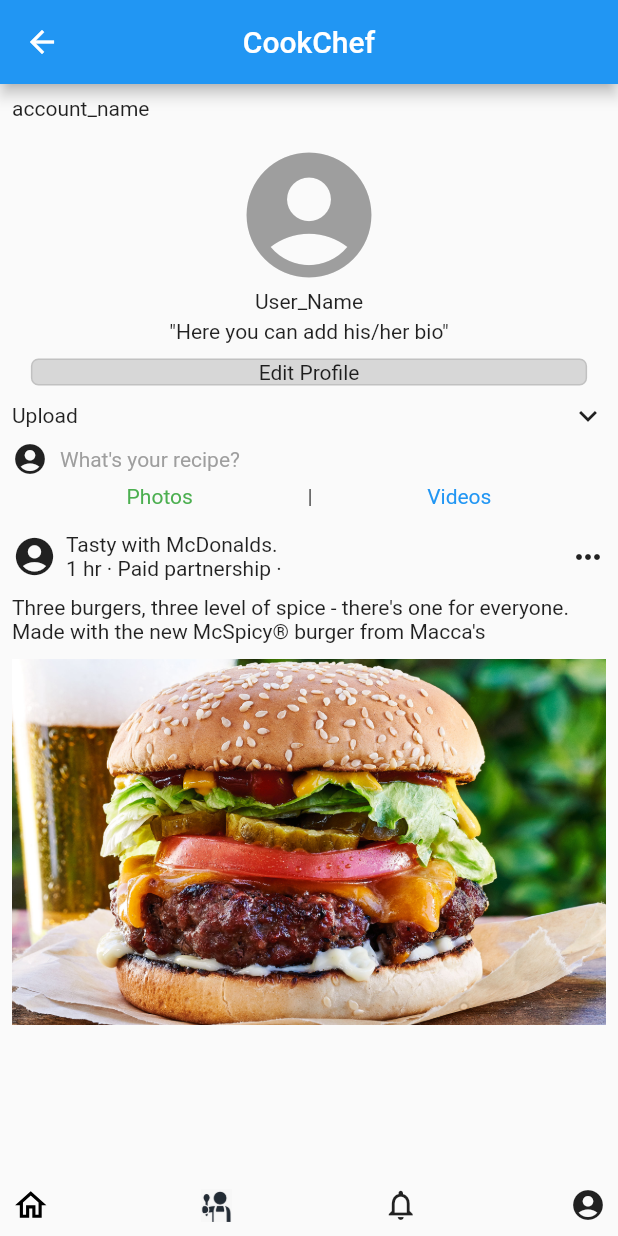
After one commit to ArushKapoor/CookChef, a Flutter app: the AccountPage screen opened by its route, on a phone screen of 412 x 824 dp. The commit adds this screen. Run offline on Flutter 3.47's test engine with Material 2 defaults, Android fonts, the phone set to English and light mode, and no system bars; our stand-ins replace flutter_svg.

Commit message:
added AccountPage.dart

```diff
--- /dev/null
+++ b/lib/Screens/AccountPage.dart
@@ -0,0 +1,197 @@
+import 'package:flutter/cupertino.dart';
+import 'package:flutter/material.dart';
+import 'package:flutter_svg/svg.dart';
+
+import 'HomePage.dart';
+import 'NotificationsPage.dart';
+
+class AccountPage extends StatefulWidget {
+  static const String id = 'account_page';
+  @override
+  _AccountPageState createState() => _AccountPageState();
+}
+
+class _AccountPageState extends State<AccountPage> {
+  Container _createPost(
+      {String name, String time, String description, Image image}) {
+    return Container(
+      margin: EdgeInsets.all(8.0),
+      child: Column(
+        children: <Widget>[
+          Row(
+            children: <Widget>[
+              Icon(
+                Icons.account_circle,
+                size: 30,
+              ),
+              SizedBox(
+                width: 6.0,
+              ),
+              Expanded(
+                flex: 1,
+                child: Column(
+                  crossAxisAlignment: CrossAxisAlignment.start,
+                  children: <Widget>[
+                    Text(name),
+                    Text(time),
+                  ],
+                ),
+              ),
+              Icon(Icons.more_horiz),
+            ],
+          ),
+          SizedBox(
+            height: 10.0,
+          ),
+          Text(description),
+          SizedBox(
+            height: 10.0,
+          ),
+          image,
+        ],
+      ),
+    );
+  }
+
+  @override
+  Widget build(BuildContext context) {
+    final _width = MediaQuery.of(context).size.width;
+
+    return Scaffold(
+      appBar: AppBar(
+        title: Text('CookChef'),
+        centerTitle: true,
+      ),
+      body: SafeArea(
+        child: Column(
+          children: <Widget>[
+            Expanded(
+              child: ListView(
+                children: <Widget>[
+                  Container(
+                    margin: EdgeInsets.all(8.0),
+                    child: Text('account_name'),
+                  ),
+                  SizedBox(
+                    height: 5,
+                  ),
+                  Column(
+                    children: <Widget>[
+                      Icon(
+                        Icons.account_circle,
+                        color: Colors.grey,
+                        size: 100,
+                      ),
+                      Text('User_Name'),
+                      SizedBox(
+                        height: 4,
+                      ),
+                      Text('\"Here you can add his/her bio\"'),
+                      Container(
+                        margin: EdgeInsets.only(top: 10.0),
+                        decoration: BoxDecoration(
+                          border: Border.all(color: Color(0xffC1C1C1)),
+                          borderRadius: BorderRadius.all(Radius.circular(5.0)),
+                          color: Color(0xffD7D7D7),
+                        ),
+                        width: _width * 0.9,
+                        child: Center(
+                          child: Text('Edit Profile'),
+                        ),
+                      ),
+                    ],
+                  ),
+                  Container(
+                    margin: EdgeInsets.all(8.0),
+                    child: Column(
+                      children: <Widget>[
+                        Row(
+                          mainAxisAlignment: MainAxisAlignment.spaceBetween,
+                          children: <Widget>[
+                            Text('Upload'),
+                            Icon(Icons.keyboard_arrow_down),
+                          ],
+                        ),
+                        SizedBox(
+                          height: 5.0,
+                        ),
+                        Row(
+                          children: <Widget>[
+                            Icon(Icons.account_circle),
+                            SizedBox(
+                              width: 8.0,
+                            ),
+                            Text(
+                              'What\'s your recipe?',
+                              style: TextStyle(color: Colors.grey),
+                            ),
+                          ],
+                        ),
+                        SizedBox(
+                          height: 5.0,
+                        ),
+                        Row(
+                          mainAxisAlignment: MainAxisAlignment.spaceEvenly,
+                          children: <Widget>[
+                            Text(
+                              'Photos',
+                              style: TextStyle(color: Colors.green),
+                            ),
+                            Text('|'),
+                            Text(
+                              'Videos',
+                              style: TextStyle(color: Colors.blue),
+                            ),
+                          ],
+                        ),
+                      ],
+                    ),
+                  ),
+                  _createPost(
+                      name: 'Tasty with McDonalds.',
+                      time: '1 hr · Paid partnership ·',
+                      description:
+                          'Three burgers, three level of spice - there\'s one '
+                          'for everyone. Made with the new McSpicy® burger '
+                          'from Macca\'s',
+                      image: Image.asset('assets/images/burger.jpg')),
+                ],
+              ),
+            ),
+            Container(
+              margin: EdgeInsets.all(8.0),
+              child: Row(
+                mainAxisAlignment: MainAxisAlignment.spaceBetween,
+                children: <Widget>[
+                  GestureDetector(
+                    onTap: () {
+                      Navigator.pushReplacementNamed(context, HomePage.id);
+                    },
+                    child: Container(
+                      child: SvgPicture.asset(
+                        'assets/icons/home_outlined.svg',
+                        height: 25,
+                      ),
+                    ),
+                  ),
+                  Image.asset(
+                    'assets/icons/chef.jpeg',
+                    height: 22,
+                  ),
+                  GestureDetector(
+                    onTap: () {
+                      Navigator.pushReplacementNamed(
+                          context, NotificationsPage.id);
+                    },
+                    child: Icon(Icons.notifications_none),
+                  ),
+                  Icon(Icons.account_circle),
+                ],
+              ),
+            ),
+          ],
+        ),
+      ),
+    );
+  }
+}
--- a/lib/Screens/HomePage.dart
+++ b/lib/Screens/HomePage.dart
@@ -1,3 +1,4 @@
+import 'package:cook_chef/Screens/AccountPage.dart';
 import 'package:cook_chef/Screens/NotificationsPage.dart';
 import 'package:flutter/cupertino.dart';
 import 'package:flutter/material.dart';
@@ -165,7 +166,12 @@ class _HomePageState extends State<HomePage> {
                     },
                     child: Icon(Icons.notifications_none),
                   ),
-                  Icon(Icons.account_circle),
+                  GestureDetector(
+                    onTap: () {
+                      Navigator.pushReplacementNamed(context, AccountPage.id);
+                    },
+                    child: Icon(Icons.account_circle),
+                  ),
                 ],
               ),
             ),
--- a/lib/Screens/NotificationsPage.dart
+++ b/lib/Screens/NotificationsPage.dart
@@ -1,3 +1,4 @@
+import 'package:cook_chef/Screens/AccountPage.dart';
 import 'package:cook_chef/Screens/HomePage.dart';
 import 'package:flutter/cupertino.dart';
 import 'package:flutter/material.dart';
@@ -171,7 +172,12 @@ class _NotificationsPageState extends State<NotificationsPage> {
                     height: 22,
                   ),
                   Icon(Icons.notifications),
-                  Icon(Icons.account_circle),
+                  GestureDetector(
+                    onTap: () {
+                      Navigator.pushReplacementNamed(context, AccountPage.id);
+                    },
+                    child: Icon(Icons.account_circle),
+                  ),
                 ],
               ),
             ),
--- a/lib/main.dart
+++ b/lib/main.dart
@@ -1,3 +1,4 @@
+import 'package:cook_chef/Screens/AccountPage.dart';
 import 'package:cook_chef/Screens/HomePage.dart';
 import 'package:cook_chef/Screens/NotificationsPage.dart';
 import 'package:flutter/material.dart';
@@ -18,6 +19,7 @@ class MyApp extends StatelessWidget {
       routes: {
         HomePage.id: (context) => HomePage(),
         NotificationsPage.id: (context) => NotificationsPage(),
+        AccountPage.id: (context) => AccountPage(),
       },
 
       /* Setting the initial route */
```
Also changed, not shown: assets/images/burger.jpg (added).
